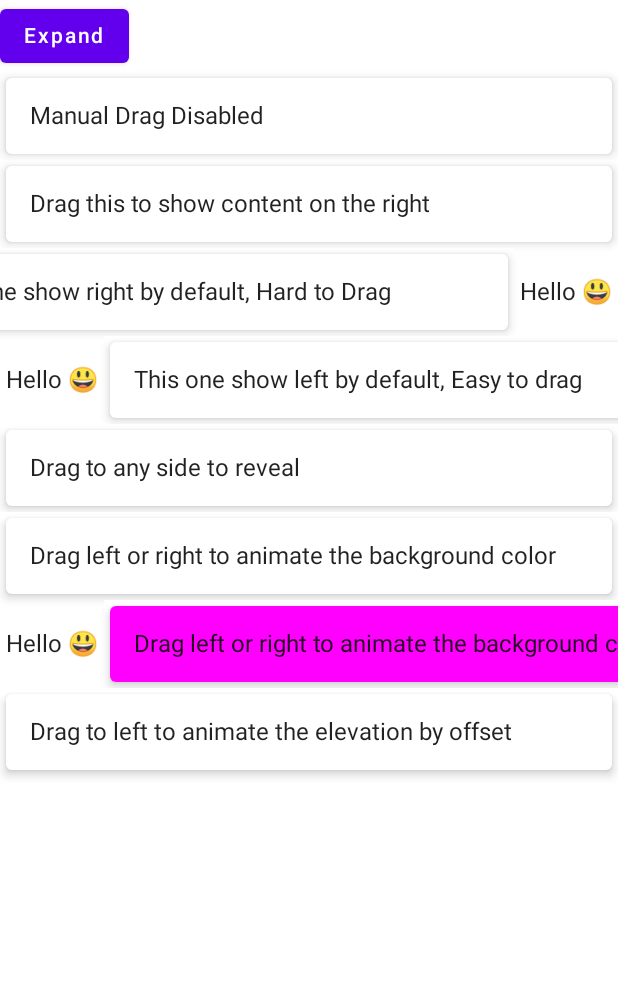
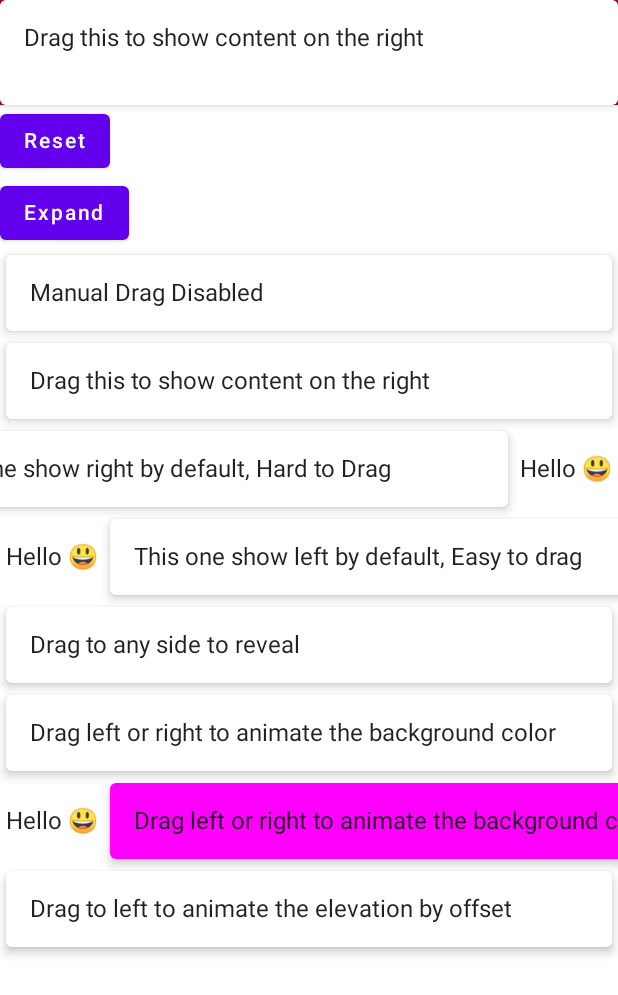
Before and after one commit to Tgo1014/DraggableScaffold, an Android app built with Jetpack Compose: the screen it shows after launch (MainActivity), on a phone screen of 412 x 824 dp. Shown: the top 995 px of the screen. Run offline under Robolectric (Android 15) with nearby library versions, the phone set to English and light mode, and no system bars.

Commit message:
feat: add extreme swipe to the right with example

```diff
--- a/app/src/main/java/tgo1014/sample/MainActivity.kt
+++ b/app/src/main/java/tgo1014/sample/MainActivity.kt
@@ -3,8 +3,12 @@ package tgo1014.sample
 import android.os.Bundle
 import androidx.activity.ComponentActivity
 import androidx.activity.compose.setContent
+import androidx.compose.animation.AnimatedVisibility
+import androidx.compose.animation.ExperimentalAnimationApi
 import androidx.compose.animation.core.tween
+import androidx.compose.foundation.background
 import androidx.compose.foundation.gestures.scrollable
+import androidx.compose.foundation.layout.Box
 import androidx.compose.foundation.layout.Column
 import androidx.compose.foundation.layout.Spacer
 import androidx.compose.foundation.layout.fillMaxSize
@@ -18,6 +22,9 @@ import androidx.compose.runtime.*
 import androidx.compose.ui.Modifier
 import androidx.compose.ui.graphics.Color
 import androidx.compose.ui.graphics.toArgb
+import androidx.compose.ui.hapticfeedback.HapticFeedbackType
+import androidx.compose.ui.platform.LocalContext
+import androidx.compose.ui.platform.LocalHapticFeedback
 import androidx.compose.ui.tooling.preview.Preview
 import androidx.compose.ui.unit.dp
 import androidx.core.graphics.ColorUtils
@@ -44,21 +51,27 @@ class MainActivity : ComponentActivity() {
 @Preview(showBackground = true)
 @Composable
 fun Demos() {
-    Column(Modifier
+    Column(
+        Modifier
             .fillMaxSize()
             .verticalScroll(rememberScrollState())
     ) {
 
+        ExtremeSwipeExample()
+
         val toggleState = rememberDraggableScaffoldState()
         val scope = rememberCoroutineScope()
-        Button(onClick = { scope.launch {
+        Button(onClick = {
+            scope.launch {
                 if (toggleState.currentState == ExpandState.Collapsed) {
                     toggleState.animateToState(ExpandState.ExpandedLeft, tween(1000))
                 } else {
                     toggleState.animateToState(ExpandState.Collapsed)
                 }
-        } }) {
-            val title = if (toggleState.currentState == ExpandState.Collapsed) "Expand" else "Collapse"
+            }
+        }) {
+            val title =
+                if (toggleState.currentState == ExpandState.Collapsed) "Expand" else "Collapse"
             Text(text = title)
         }
 
@@ -80,7 +93,8 @@ fun Demos() {
         DraggableScaffold(
             contentUnderRight = { Text(text = "Hello \uD83D\uDE03", Modifier.padding(4.dp)) },
             contentOnTop = {
-                Card(modifier = Modifier
+                Card(
+                    modifier = Modifier
                         .padding(4.dp)
                         .fillMaxWidth(),
                     elevation = 4.dp
@@ -93,11 +107,17 @@ fun Demos() {
             state = rememberDraggableScaffoldState(ExpandState.ExpandedRight),
             dragResistance = DragResistance.Strong,
             contentOnTop = {
-                Card(modifier = Modifier
+                Card(
+                    modifier = Modifier
                         .padding(4.dp)
                         .fillMaxWidth(),
                     elevation = 4.dp
-                ) { Text(text = "This one show right by default, Hard to Drag", Modifier.padding(16.dp)) }
+                ) {
+                    Text(
+                        text = "This one show right by default, Hard to Drag",
+                        Modifier.padding(16.dp)
+                    )
+                }
             }
         )
         // Show left by default
@@ -106,11 +126,17 @@ fun Demos() {
             state = rememberDraggableScaffoldState(ExpandState.ExpandedLeft),
             dragResistance = DragResistance.Weak,
             contentOnTop = {
-                Card(modifier = Modifier
+                Card(
+                    modifier = Modifier
                         .padding(4.dp)
                         .fillMaxWidth(),
                     elevation = 4.dp
-                ) { Text(text = "This one show left by default, Easy to drag", Modifier.padding(16.dp)) }
+                ) {
+                    Text(
+                        text = "This one show left by default, Easy to drag",
+                        Modifier.padding(16.dp)
+                    )
+                }
             }
         )
         // Hidden content both sides
@@ -130,10 +156,22 @@ fun Demos() {
         val draggableState = rememberDraggableScaffoldState()
         val cardBackground = when {
             draggableState.leftContentOffset > 0 -> {
-                Color(ColorUtils.blendARGB(Color.White.toArgb(), Color.Magenta.toArgb(), draggableState.leftContentOffset))
+                Color(
+                    ColorUtils.blendARGB(
+                        Color.White.toArgb(),
+                        Color.Magenta.toArgb(),
+                        draggableState.leftContentOffset
+                    )
+                )
             }
             draggableState.rightContentOffset > 0 -> {
-                Color(ColorUtils.blendARGB(Color.White.toArgb(), Color.Cyan.toArgb(), draggableState.rightContentOffset))
+                Color(
+                    ColorUtils.blendARGB(
+                        Color.White.toArgb(),
+                        Color.Cyan.toArgb(),
+                        draggableState.rightContentOffset
+                    )
+                )
             }
             else -> Color.White
         }
@@ -151,7 +189,10 @@ fun Demos() {
                     backgroundColor = cardBackground,
                     elevation = 4.dp
                 ) {
-                    Text(text = "Drag left or right to animate the background color", Modifier.padding(16.dp))
+                    Text(
+                        text = "Drag left or right to animate the background color",
+                        Modifier.padding(16.dp)
+                    )
                 }
             }
         )
@@ -168,7 +209,10 @@ fun Demos() {
                         .fillMaxWidth(),
                     elevation = offsetToElevation(draggableStateElev.rightContentOffset).dp
                 ) {
-                    Text(text = "Drag to left to animate the elevation by offset", Modifier.padding(16.dp))
+                    Text(
+                        text = "Drag to left to animate the elevation by offset",
+                        Modifier.padding(16.dp)
+                    )
                 }
             }
         )
@@ -204,11 +248,74 @@ fun OldExample() {
                 backgroundColor = cardBackground,
                 elevation = 4.dp
             ) {
-                Text(text = "Drag left or right to animate the background color", Modifier.padding(16.dp))
+                Text(
+                    text = "Drag left or right to animate the background color",
+                    Modifier.padding(16.dp)
+                )
             }
         }
     )
 }
+
+
+@OptIn(ExperimentalAnimationApi::class)
+@Composable
+@Preview
+private fun ExtremeSwipeExample() {
+    val state = rememberDraggableScaffoldState(allowExtremeSwipe = true)
+    val scope = rememberCoroutineScope()
+    var visible by remember { mutableStateOf(true) }
+
+    val haptic = LocalHapticFeedback.current
+    val context = LocalContext.current
+
+    LaunchedEffect(key1 = state.currentState) {
+        visible = state.currentState != ExpandState.ExpandedFullRight
+    }
+
+    LaunchedEffect(key1 = state.targetState.value, block = {
+        if (state.targetState.value == ExpandState.ExpandedFullRight) {
+            haptic.performHapticFeedback(HapticFeedbackType.LongPress)
+        }
+    })
+
+    Column {
+
+        AnimatedVisibility(visible) {
+            DraggableScaffold(
+                modifier = Modifier.background(MaterialTheme.colors.error),
+                state = state,
+                contentUnderRight = {
+                    Box(Modifier.height(70.dp)) {
+                        Text(text = "Hello \uD83D\uDE03", Modifier.padding(4.dp))
+
+                    }
+                },
+                contentOnTop = {
+                    Card(
+                        modifier = Modifier
+                            .height(70.dp)
+                            .fillMaxWidth(),
+                        elevation = 4.dp
+                    ) {
+
+                        Text(
+                            text = "Drag this to show content on the right",
+                            modifier = Modifier.padding(16.dp)
+                        )
+                    }
+                }
+            )
+        }
+
+        Button(onClick = {
+            scope.launch { state.animateToState(ExpandState.Collapsed) }
+        }) {
+            Text(text = "Reset")
+        }
+    }
+}
+
 
 private fun offsetToElevation(offset: Float): Float {
     val offsetMin = 0f
--- a/draggable_scaffold/src/main/java/tgo1014/draggablescaffold/DraggableScaffold.kt
+++ b/draggable_scaffold/src/main/java/tgo1014/draggablescaffold/DraggableScaffold.kt
@@ -49,18 +49,19 @@ fun DraggableScaffold(
     onLeftOffsetChanged: ((Float) -> Unit)? = null,
     onRightOffsetChanged: ((Float) -> Unit)? = null,
     snapOffset: SnapOffset = SnapOffset(0.5f),
-    background: Color = MaterialTheme.colors.surface,
     contentUnderLeft: @Composable () -> Unit = {},
     contentUnderRight: @Composable () -> Unit = {},
     contentOnTop: @Composable () -> Unit,
 ) {
     val state = rememberDraggableScaffoldState(
-        when {
+        allowExtremeSwipe = false,
+        defaultExpandState = when {
             leftExpanded -> ExpandState.ExpandedLeft
             rightExpanded -> ExpandState.ExpandedRight
             else -> ExpandState.Collapsed
         },
-        snapOffset = snapOffset.offset
+        snapOffset = snapOffset.offset,
+
     )
 
     onLeftOffsetChanged?.invoke(state.leftContentOffset)
@@ -68,7 +69,6 @@ fun DraggableScaffold(
 
     DraggableScaffold(
         state = state,
-        background = background,
         contentUnderRight = contentUnderRight,
         contentUnderLeft = contentUnderLeft,
         contentOnTop = contentOnTop,
@@ -92,8 +92,8 @@ fun DraggableScaffold(
  */
 @Composable
 fun DraggableScaffold(
+    modifier: Modifier = Modifier,
     state: DraggableScaffoldState = rememberDraggableScaffoldState(),
-    background: Color = MaterialTheme.colors.surface,
     snapSpec: AnimationSpec<Float> = tween(300),
     dragGestureEnabled: Boolean = true,
     dragResistance: DragResistance = DragResistance.Normal,
@@ -115,12 +115,11 @@ fun DraggableScaffold(
      */
     val density = LocalDensity.current
 
-    Box {
+    Box(modifier = modifier) {
         Box(
             modifier = Modifier
                 .requiredHeightIn(max = contentHeight)
                 .onSizeChanged { state.onLeftContentMeasured(it.width) }
-                .background(background)
                 .align(Alignment.CenterStart),
             content = { contentUnderLeft() }
         )
@@ -128,7 +127,6 @@ fun DraggableScaffold(
             modifier = Modifier
                 .requiredHeightIn(max = contentHeight)
                 .onSizeChanged { state.onRightContentMeasured(it.width) }
-                .background(background)
                 .align(Alignment.CenterEnd),
             content = { contentUnderRight() }
         )
@@ -136,10 +134,10 @@ fun DraggableScaffold(
             content = { contentOnTop() },
             modifier = Modifier
                 .offset { IntOffset((state.offsetX).roundToInt(), 0) }
-                .background(MaterialTheme.colors.surface)
                 .onSizeChanged {
                     with(density) {
                         contentHeight = it.height.toDp()
+                        state.onContentMeasured(it.width.toFloat())
                     }
                 }
                 .pointerInput(Unit) {
--- a/draggable_scaffold/src/main/java/tgo1014/draggablescaffold/DraggableScaffoldState.kt
+++ b/draggable_scaffold/src/main/java/tgo1014/draggablescaffold/DraggableScaffoldState.kt
@@ -5,6 +5,7 @@ import androidx.compose.animation.core.animate
 import androidx.compose.animation.core.tween
 import androidx.compose.runtime.*
 import androidx.compose.runtime.saveable.rememberSaveable
+import androidx.compose.ui.unit.Dp
 import androidx.compose.ui.unit.dp
 
 /**
@@ -18,19 +19,25 @@ import androidx.compose.ui.unit.dp
 @Composable
 fun rememberDraggableScaffoldState(
     defaultExpandState: ExpandState = ExpandState.Collapsed,
-    snapOffset: Float = 0.5f
-): DraggableScaffoldState {
+    snapOffset: Float = 0.5f,
+    extremeSnapOffset: Float = 0.5f,
+    allowExtremeSwipe: Boolean = false,
+    ): DraggableScaffoldState {
     return rememberSaveable(saver = Saver) {
         DraggableScaffoldState(
             defaultExpandState = defaultExpandState,
-            snapOffset = SnapOffset(snapOffset)
+            snapOffset = SnapOffset(snapOffset),
+            allowExtremeSwipe = allowExtremeSwipe,
+            extremeSnapOffset = SnapOffset(extremeSnapOffset)
         )
     }
 }
 
 class DraggableScaffoldState(
+    internal val allowExtremeSwipe: Boolean,
     internal val defaultExpandState: ExpandState = ExpandState.Collapsed,
     internal val snapOffset: SnapOffset = SnapOffset(0.5f),
+    internal val extremeSnapOffset: SnapOffset = SnapOffset(0.5f),
     offsetX: Float = 0f,
 ) {
     /**
@@ -52,6 +59,12 @@ class DraggableScaffoldState(
             return offsetX / ExpandState.ExpandedRight.offset()
         }
 
+    val rightFullOffset: Float
+        get() {
+            if (contentUnderRightWidth == 0f) return 0f
+            return offsetX / ExpandState.ExpandedFullRight.offset()
+        }
+
     /**
      * represents the current State of the Draggable scaffold based on current offset
      */
@@ -60,9 +73,15 @@ class DraggableScaffoldState(
             return when {
                 offsetX == ExpandState.ExpandedLeft.offset() && contentUnderLeftWidth != 0f -> ExpandState.ExpandedLeft
                 offsetX == ExpandState.ExpandedRight.offset() && contentUnderRightWidth != 0f -> ExpandState.ExpandedRight
+                offsetX == ExpandState.ExpandedFullRight.offset() && contentUnderRightWidth != 0f -> ExpandState.ExpandedFullRight
                 else -> ExpandState.Collapsed
             }
         }
+
+    val targetState: State<ExpandState>
+        get() = derivedStateOf { calculateTargetStateForOffset(offsetX) }
+
+
 
 
     /**
@@ -74,6 +93,9 @@ class DraggableScaffoldState(
      * The width of the layout under which defines how much the top view can be dragged
      */
     private var contentUnderRightWidth by mutableStateOf(0.dp.value)
+
+
+    private var contentWidth by mutableStateOf(0.dp.value)
 
     /**
      * Current X offset of content on top
@@ -122,28 +144,50 @@ class DraggableScaffoldState(
         }
     }
 
+    internal fun onContentMeasured(width: Float) {
+        contentWidth = width
+        println("Content Measured: $width")
+    }
+
     internal suspend fun onHandleDragEnd(spec: AnimationSpec<Float>) {
         val leftOffset = leftContentOffset
         val rightOffset = rightContentOffset
+        println("L: $leftOffset, R: $rightOffset")
         val newState = when {
             leftOffset > 0 && leftOffset > snapOffset.offset -> ExpandState.ExpandedLeft
+            rightOffset > 0 && rightFullOffset > snapOffset.offset  -> ExpandState.ExpandedFullRight
             rightOffset > 0 && rightOffset > snapOffset.offset -> ExpandState.ExpandedRight
             else -> ExpandState.Collapsed
         }
         animateToState(newState, spec)
     }
 
+    private fun calculateTargetStateForOffset(offsetX: Float) : ExpandState {
+        val leftOffset = leftContentOffset
+        val rightOffset = rightContentOffset
+        println("L: $leftOffset, R: $rightOffset")
+        return when {
+            leftOffset > 0 && leftOffset > snapOffset.offset -> ExpandState.ExpandedLeft
+            rightOffset > 0 && rightFullOffset > snapOffset.offset  -> ExpandState.ExpandedFullRight
+            rightOffset > 0 && rightOffset > snapOffset.offset -> ExpandState.ExpandedRight
+            else -> ExpandState.Collapsed
+        }
+    }
+
+
     internal fun onHandleDrag(dragAmount: Float, resistance: DragResistance) {
         offsetX = (offsetX + dragAmount * resistance.value).coerceIn(
-            ExpandState.ExpandedRight.offset(),
+            if (allowExtremeSwipe) ExpandState.ExpandedFullRight.offset() else ExpandState.ExpandedRight.offset(),
             ExpandState.ExpandedLeft.offset()
         )
+        println("New Offset: $offsetX")
     }
 
     private fun ExpandState.offset(): Float {
         return when (this) {
-            ExpandState.ExpandedRight -> contentUnderRightWidth * -1
+            ExpandState.ExpandedRight ->  contentUnderRightWidth * -1
             ExpandState.ExpandedLeft -> contentUnderLeftWidth
+            ExpandState.ExpandedFullRight -> contentWidth * -1
             else -> 0f
         }
     }
--- a/draggable_scaffold/src/main/java/tgo1014/draggablescaffold/DraggableStateSaver.kt
+++ b/draggable_scaffold/src/main/java/tgo1014/draggablescaffold/DraggableStateSaver.kt
@@ -4,19 +4,21 @@ import androidx.compose.runtime.saveable.Saver
 import androidx.compose.runtime.saveable.SaverScope
 
 internal object Saver : Saver<DraggableScaffoldState, List<Any>> {
-    override fun SaverScope.save(value: DraggableScaffoldState): List<Any>? {
+    override fun SaverScope.save(value: DraggableScaffoldState): List<Any> {
         return listOf(
             value.offsetX,
             value.snapOffset.offset,
-            value.currentState.ordinal
+            value.currentState.ordinal,
+            value.allowExtremeSwipe
         )
     }
 
-    override fun restore(value: List<Any>): DraggableScaffoldState? {
+    override fun restore(value: List<Any>): DraggableScaffoldState {
         return DraggableScaffoldState(
             offsetX = value[0] as Float,
             snapOffset = SnapOffset(value[1] as Float),
-            defaultExpandState = ExpandState.values()[value[2] as Int]
+            defaultExpandState = ExpandState.values()[value[2] as Int],
+            allowExtremeSwipe = value[3] as Boolean
         )
     }
 }
--- a/draggable_scaffold/src/main/java/tgo1014/draggablescaffold/ExpandState.kt
+++ b/draggable_scaffold/src/main/java/tgo1014/draggablescaffold/ExpandState.kt
@@ -4,5 +4,8 @@ package tgo1014.draggablescaffold
  * Represents Possible States of the [DraggableScaffold] item
  */
 enum class ExpandState {
-    Collapsed, ExpandedRight, ExpandedLeft
+    Collapsed,
+    ExpandedRight,
+    ExpandedLeft,
+    ExpandedFullRight
 }
```
Lines whose indentation alone changed are shown as unchanged.
